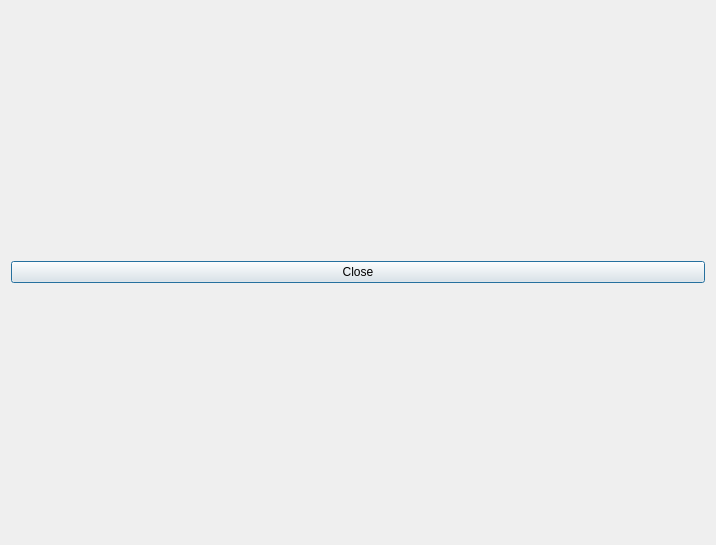
Old version of the form PlanningTool_second.ui in the repository rapha411/PlanningTool.
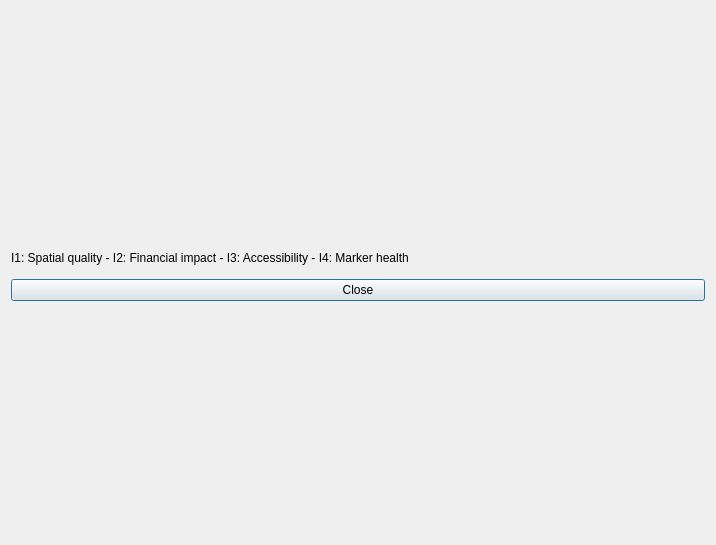
New version of the form.

Patch:
```diff
--- a/PlanningTool_second.ui
+++ b/PlanningTool_second.ui
@@ -19,13 +19,26 @@
      <item row="0" column="0">
       <layout class="QVBoxLayout" name="chartLayout"/>
      </item>
-     <item row="1" column="0">
+     <item row="2" column="0">
       <widget class="QPushButton" name="closeIndicators">
        <property name="text">
         <string>Close</string>
        </property>
       </widget>
      </item>
+     <item row="1" column="0">
+      <widget class="QLabel" name="label">
+       <property name="maximumSize">
+        <size>
+         <width>16777215</width>
+         <height>30</height>
+        </size>
+       </property>
+       <property name="text">
+        <string>I1: Spatial quality - I2: Financial impact - I3: Accessibility - I4: Marker health</string>
+       </property>
+      </widget>
+     </item>
     </layout>
    </item>
   </layout>
```
